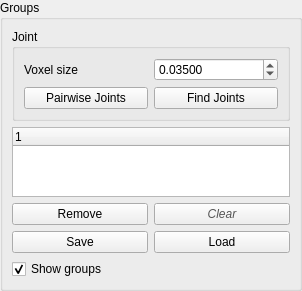
This is Stacker/GroupWidget.ui in HonghuaLi/stacker as Qt 5 draws it before an edit. The edited form follows.
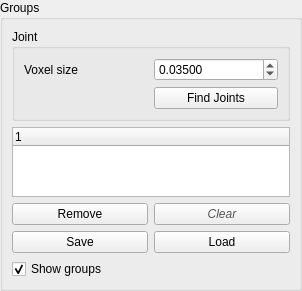
This is the edited form. Icons and pictures are not drawn.

Commit message: Sliding works for point joint.

```diff
--- a/Stacker/GroupWidget.ui
+++ b/Stacker/GroupWidget.ui
@@ -81,13 +81,6 @@
            </property>
           </widget>
          </item>
-         <item row="1" column="0">
-          <widget class="QPushButton" name="findPairwiseJointButton">
-           <property name="text">
-            <string>Pairwise Joints</string>
-           </property>
-          </widget>
-         </item>
         </layout>
        </widget>
       </item>
```
The commit also changes 28 other files.
